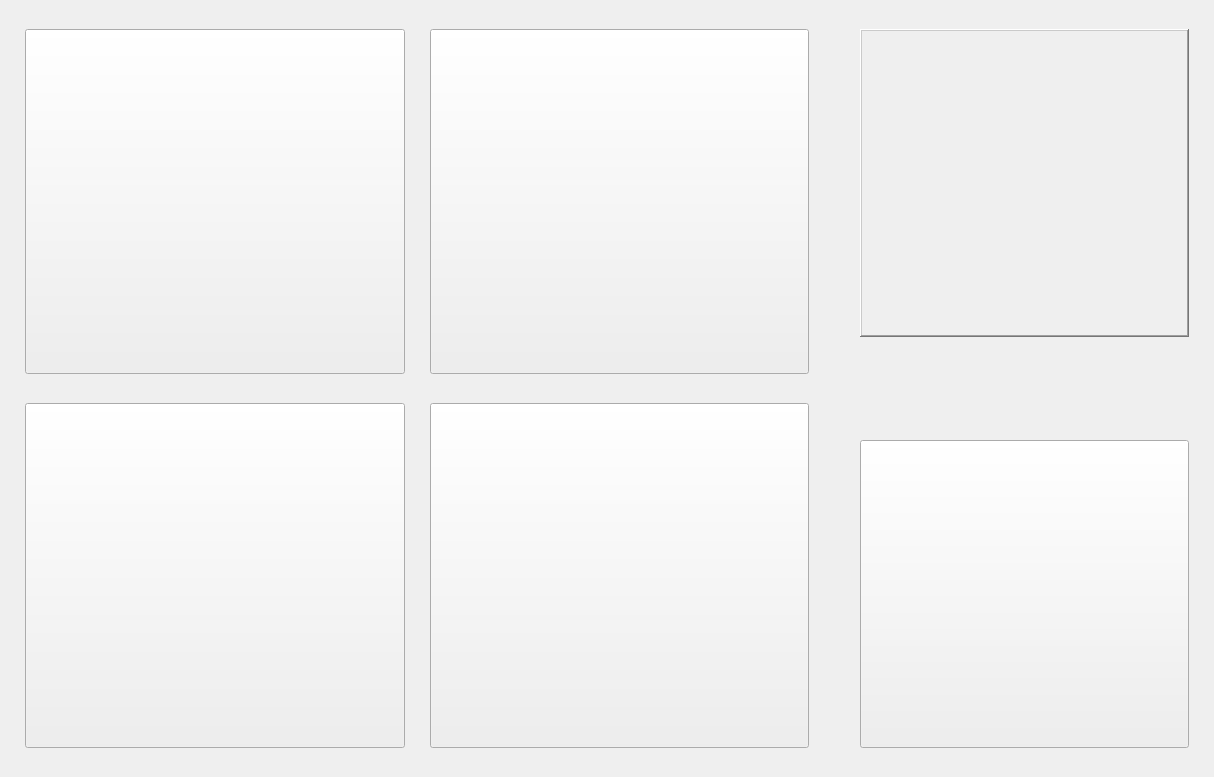
This is DeskTop App/UIs/ki.ui in mohab-hisham/Smart-Home-System-controlled-by-EEG as Qt 5 draws it before an edit. The edited form follows.
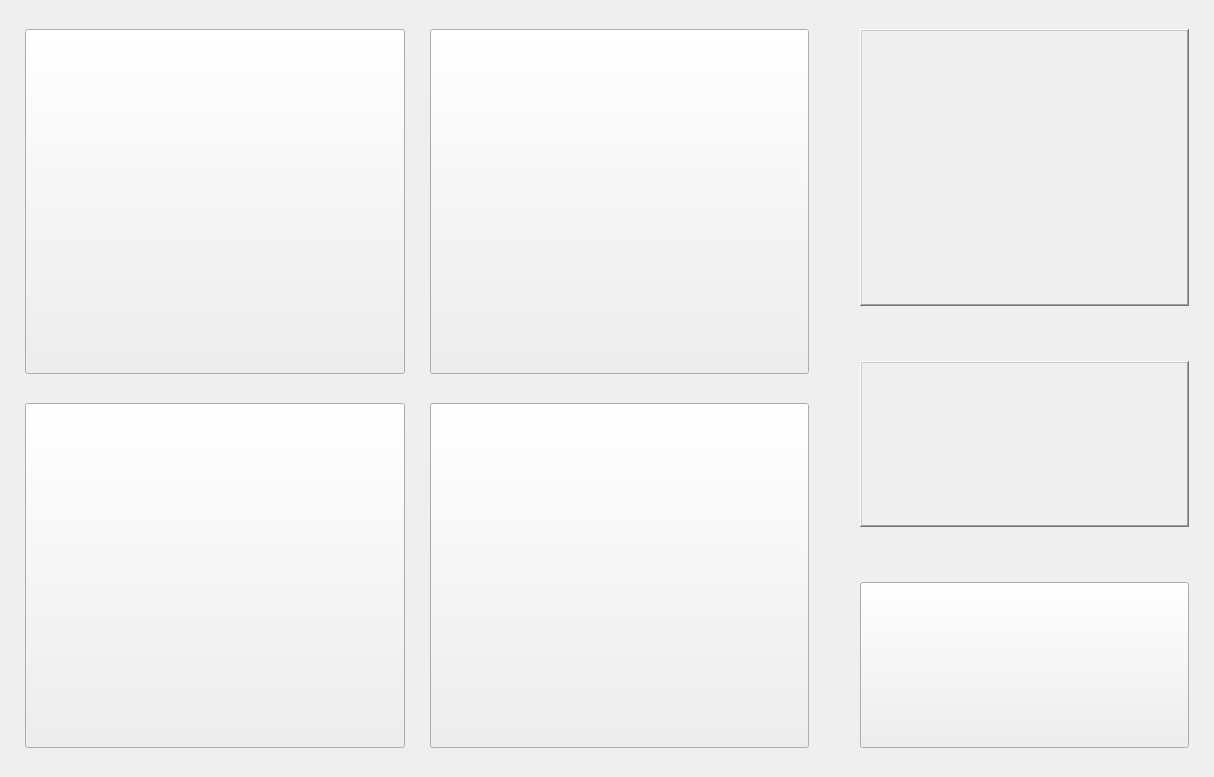
This is the edited form.

```diff
--- a/DeskTop App/UIs/ki.ui
+++ b/DeskTop App/UIs/ki.ui
@@ -209,7 +209,45 @@
     </spacer>
    </item>
    <item row="1" column="5" rowspan="3">
-    <layout class="QVBoxLayout" name="verticalLayout" stretch="3,1,3">
+    <layout class="QVBoxLayout" name="verticalLayout" stretch="5,1,3,1,3">
+     <item>
+      <widget class="QLabel" name="info_label">
+       <property name="sizePolicy">
+        <sizepolicy hsizetype="Minimum" vsizetype="Minimum">
+         <horstretch>0</horstretch>
+         <verstretch>0</verstretch>
+        </sizepolicy>
+       </property>
+       <property name="font">
+        <font>
+         <family>Times New Roman</family>
+         <pointsize>30</pointsize>
+        </font>
+       </property>
+       <property name="frameShape">
+        <enum>QFrame::WinPanel</enum>
+       </property>
+       <property name="frameShadow">
+        <enum>QFrame::Raised</enum>
+       </property>
+       <property name="text">
+        <string/>
+       </property>
+      </widget>
+     </item>
+     <item>
+      <spacer name="verticalSpacer_5">
+       <property name="orientation">
+        <enum>Qt::Vertical</enum>
+       </property>
+       <property name="sizeHint" stdset="0">
+        <size>
+         <width>20</width>
+         <height>40</height>
+        </size>
+       </property>
+      </spacer>
+     </item>
      <item>
       <widget class="QLabel" name="message_label">
        <property name="sizePolicy">
```
